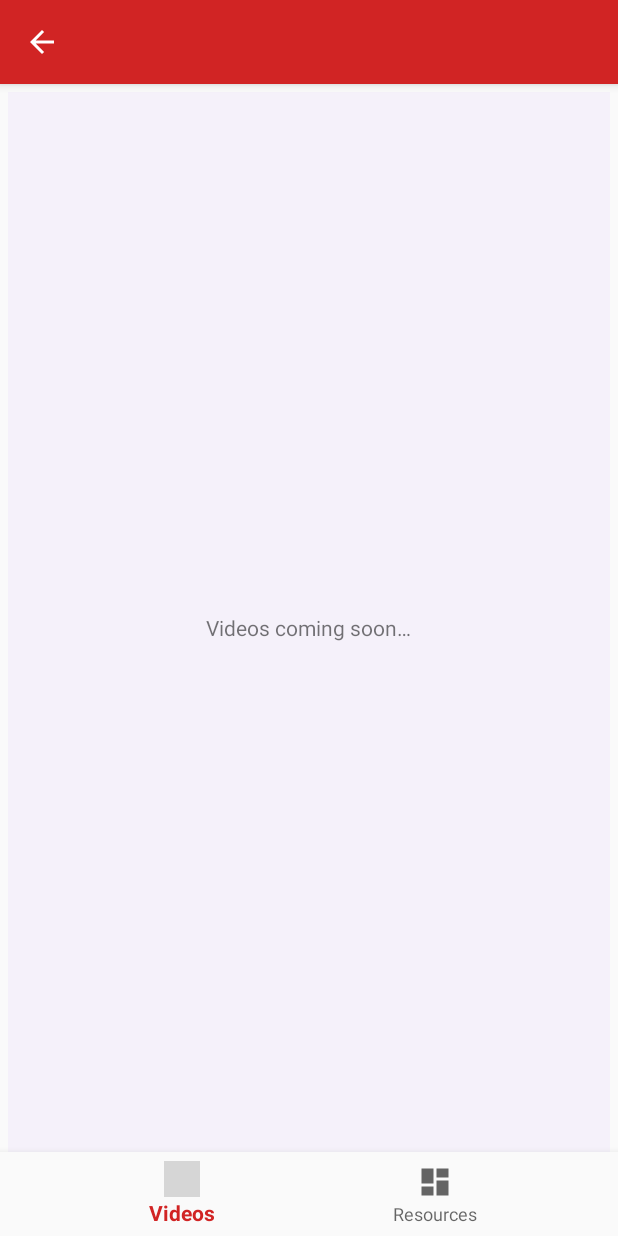
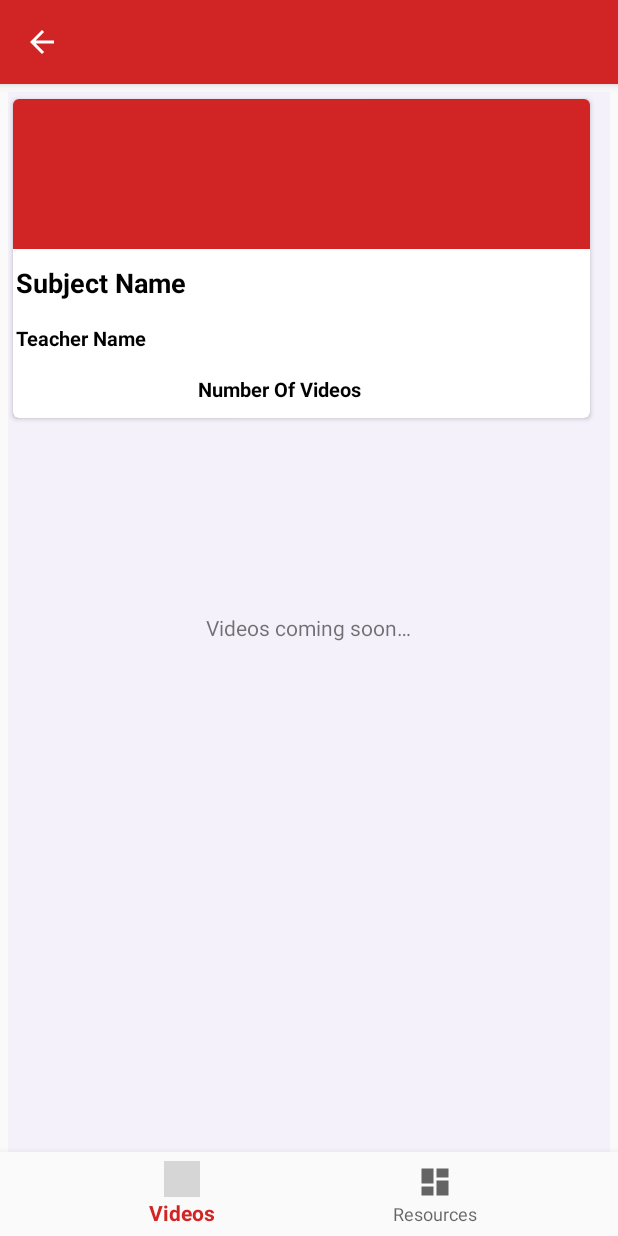
Before and after one commit to Abhishek-S-Lal/Eduzap-Android-App, an Android app: the VideosFragment screen opened directly, with no data from a screen before it, on a phone screen of 412 x 824 dp. Run offline under Robolectric (Android 15) with nearby library versions, the phone set to English and light mode, and no system bars; our stand-ins replace Firebase (no records; nobody signed in at launch, a user with empty details on screens opened directly), Picasso, navigation-ui; pictures from the network do not load; Roboto replaces fonts that are not available here; grey boxes are pictures that could not be loaded.

Commit message:
card in video list and developer update

```diff
--- a/app/src/main/java/com/eduzap/android/ui/drawer/MainActivity.java
+++ b/app/src/main/java/com/eduzap/android/ui/drawer/MainActivity.java
@@ -116,7 +116,7 @@ public class MainActivity extends AppCompatActivity {
 
     private void showDevelopers() {
         dialogBuilder = new AlertDialog.Builder(MainActivity.this);
-        final View developerPopupView = getLayoutInflater().inflate(R.layout.developer_popup, null);
+        final View developerPopupView = getLayoutInflater().inflate(R.layout.developer_abhishek_popup, null);
 
         dialogBuilder.setView(developerPopupView);
         dialog = dialogBuilder.create();
--- a/app/src/main/res/layout/bottom_nav_fragment_videos.xml
+++ b/app/src/main/res/layout/bottom_nav_fragment_videos.xml
@@ -1,5 +1,7 @@
 <?xml version="1.0" encoding="utf-8"?>
+
 <RelativeLayout xmlns:android="http://schemas.android.com/apk/res/android"
+    xmlns:app="http://schemas.android.com/apk/res-auto"
     xmlns:tools="http://schemas.android.com/tools"
     android:layout_width="match_parent"
     android:layout_height="match_parent"
@@ -21,12 +23,101 @@
             android:layout_height="match_parent"
             android:orientation="vertical">
 
+            <androidx.cardview.widget.CardView
+                android:layout_width="match_parent"
+                android:layout_height="wrap_content"
+                android:layout_marginEnd="10dp"
+                android:layout_marginRight="10dp"
+                app:cardCornerRadius="4dp"
+                app:cardUseCompatPadding="true">
+
+                <LinearLayout
+                    android:layout_width="match_parent"
+                    android:layout_height="wrap_content"
+                    android:background="?android:selectableItemBackground"
+                    android:padding="0dp"
+                    android:orientation="vertical">
+
+                    <ImageView
+                        android:id="@+id/subjectImage"
+                        android:layout_width="match_parent"
+                        android:layout_height="100dp"
+                        android:layout_gravity="center_horizontal"
+                        android:scaleType="centerCrop"
+                        android:src="@color/colorAccent" />
+
+                    <TextView
+                        android:id="@+id/subjectName"
+                        android:layout_width="match_parent"
+                        android:layout_height="wrap_content"
+                        android:layout_gravity="center_horizontal"
+                        android:layout_marginStart="2dp"
+                        android:layout_marginLeft="2dp"
+                        android:layout_marginTop="10dp"
+                        android:layout_marginEnd="2dp"
+                        android:layout_marginRight="2dp"
+                        android:layout_marginBottom="10dp"
+                        android:ellipsize="end"
+                        android:gravity="start"
+                        android:maxLines="2"
+                        android:minLines="1"
+                        android:text="Subject Name"
+                        android:textAlignment="textStart"
+                        android:textColor="@android:color/black"
+                        android:textSize="18sp"
+                        android:textStyle="bold" />
+
+                    <TextView
+                        android:id="@+id/TeacherName"
+                        android:layout_width="match_parent"
+                        android:layout_height="wrap_content"
+                        android:layout_gravity="center_horizontal"
+                        android:layout_marginStart="2dp"
+                        android:layout_marginLeft="2dp"
+                        android:layout_marginTop="5dp"
+                        android:layout_marginEnd="2dp"
+                        android:layout_marginRight="2dp"
+                        android:layout_marginBottom="10dp"
+                        android:ellipsize="end"
+                        android:gravity="start"
+                        android:maxLines="1"
+                        android:minLines="1"
+                        android:text="Teacher Name"
+                        android:textAlignment="textStart"
+                        android:textColor="@android:color/black"
+                        android:textSize="13sp"
+                        android:textStyle="bold" />
+
+                    <TextView
+                        android:id="@+id/NumberOfVideos"
+                        android:layout_width="138dp"
+                        android:layout_height="wrap_content"
+                        android:layout_gravity="center_horizontal"
+                        android:layout_marginStart="2dp"
+                        android:layout_marginLeft="2dp"
+                        android:layout_marginTop="5dp"
+                        android:layout_marginEnd="2dp"
+                        android:layout_marginRight="2dp"
+                        android:layout_marginBottom="10dp"
+                        android:ellipsize="end"
+                        android:gravity="start"
+                        android:maxLines="1"
+                        android:minLines="1"
+                        android:text="Number Of Videos"
+                        android:textAlignment="textStart"
+                        android:textColor="@android:color/black"
+                        android:textSize="13sp"
+                        android:textStyle="bold" />
+                </LinearLayout>
+            </androidx.cardview.widget.CardView>
+
             <!--            add header if necessary-->
 
             <androidx.recyclerview.widget.RecyclerView
                 android:id="@+id/videosRecyclerView"
                 android:layout_width="match_parent"
                 android:layout_height="wrap_content"
+                android:layout_marginTop="5dp"
                 android:layout_marginBottom="5dp" />
 
         </LinearLayout>
```
Also changed, not shown: app/src/main/res/layout/developer_arjun_popup.xml (added, +116 -0 lines), app/src/main/res/layout/developer_abhishek_popup.xml (renamed from app/src/main/res/layout/developer_popup.xml). Lines whose indentation alone changed are shown as unchanged.
